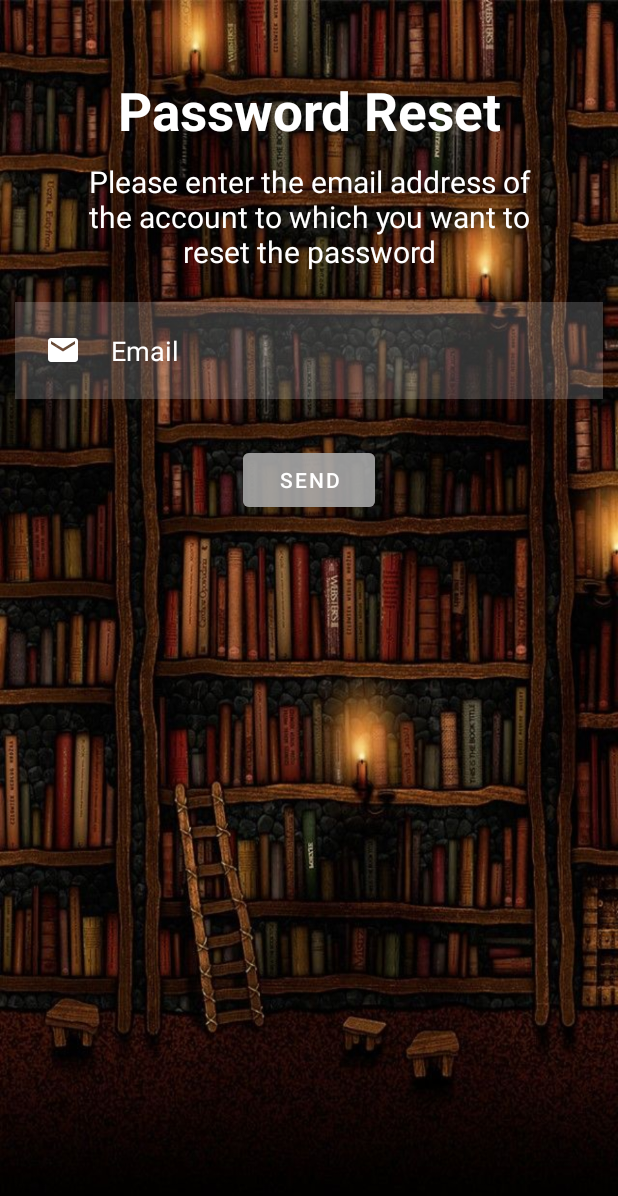
After one commit to kwojtuszek/BookApp, an Android app: the PasswordReset screen opened directly, with no data from a screen before it, on a phone screen of 412 x 824 dp. The commit adds this screen. Shown: the top 1196 px of the screen. Run offline under Robolectric (Android 15) with nearby library versions, the phone set to English and light mode, and no system bars; our stand-ins replace Firebase (no records; nobody signed in at launch, a user with empty details on screens opened directly).

Commit message:
Sixth Commit: Enable password reset using Firebase Authentication

```diff
--- /dev/null
+++ b/app/src/main/java/com/example/bookapp/PasswordReset.java
@@ -0,0 +1,62 @@
+package com.example.bookapp;
+
+import android.content.Intent;
+import android.os.Bundle;
+import android.util.Patterns;
+import android.view.View;
+import android.widget.TextView;
+import android.widget.Toast;
+
+import androidx.annotation.NonNull;
+import androidx.appcompat.app.AppCompatActivity;
+
+import com.google.android.gms.tasks.OnCompleteListener;
+import com.google.android.gms.tasks.Task;
+import com.google.android.material.button.MaterialButton;
+import com.google.firebase.auth.FirebaseAuth;
+
+public class PasswordReset extends AppCompatActivity {
+
+    private FirebaseAuth mAuth;
+
+    protected void onCreate(Bundle savedInstanceState) {
+        super.onCreate(savedInstanceState);
+        setContentView(R.layout.activity_password_reset);
+
+        MaterialButton resetbtn = findViewById(R.id.resetbtn);
+
+        TextView tvEmail = findViewById(R.id.email);
+
+        resetbtn.setOnClickListener(new View.OnClickListener() {
+            @Override
+            public void onClick(View view) {
+
+                FirebaseAuth auth = FirebaseAuth.getInstance();
+                String emailAddress = tvEmail.getText().toString();
+
+                if (!emailAddress.isEmpty()) {
+                    if (Patterns.EMAIL_ADDRESS.matcher(emailAddress).matches()) {
+                        auth.sendPasswordResetEmail(emailAddress)
+                                .addOnCompleteListener(new OnCompleteListener<Void>() {
+                                    @Override
+                                    public void onComplete(@NonNull Task<Void> task) {
+                                        if (task.isSuccessful()) {
+                                            Toast.makeText(PasswordReset.this, getString(R.string.email_sent), Toast.LENGTH_SHORT).show();
+                                            openLogin();
+                                        } else {
+                                            Toast.makeText(PasswordReset.this, getString(R.string.email_not_exist), Toast.LENGTH_SHORT).show();
+                                        }
+                                    }
+                                });
+                    } else Toast.makeText(PasswordReset.this, getString(R.string.email_valid), Toast.LENGTH_SHORT).show();
+                } else Toast.makeText(PasswordReset.this, getString(R.string.fields_req), Toast.LENGTH_SHORT).show();
+            }
+        });
+    }
+
+    // Otwarcie aktywności logowania
+    public void openLogin() {
+        Intent intent = new Intent(this, Login.class);
+        startActivity(intent);
+    }
+}
--- a/app/src/main/java/com/example/bookapp/Register.java
+++ b/app/src/main/java/com/example/bookapp/Register.java
@@ -64,6 +64,8 @@ public class Register extends AppCompatActivity {
                                     if (task.isSuccessful()) {
 
                                         if (task.getResult().isEmpty()) {
+
+                                            // Walidacja adresu email
                                             if (Patterns.EMAIL_ADDRESS.matcher(email).matches()) {
                                                 if (password.length() >= 6) {
 
--- /dev/null
+++ b/app/src/main/res/layout/activity_password_reset.xml
@@ -0,0 +1,64 @@
+<?xml version="1.0" encoding="utf-8"?>
+<RelativeLayout xmlns:android="http://schemas.android.com/apk/res/android"
+    xmlns:app="http://schemas.android.com/apk/res-auto"
+    xmlns:tools="http://schemas.android.com/tools"
+    android:layout_width="match_parent"
+    android:layout_height="match_parent"
+    android:background="@drawable/backround"
+    tools:context=".PasswordReset">
+
+    <TextView
+        android:layout_width="match_parent"
+        android:layout_height="wrap_content"
+        android:id="@+id/password_reset"
+        android:text="@string/password_reset"
+        android:textColor="@color/white"
+        android:textSize="35dp"
+        android:textStyle="bold"
+        android:layout_marginStart="50dp"
+        android:layout_marginTop="50dp"
+        android:layout_marginEnd="50dp"
+        android:layout_marginBottom="10dp"
+        android:gravity="center"/>
+
+    <TextView
+        android:id="@+id/description"
+        android:layout_width="match_parent"
+        android:layout_height="wrap_content"
+        android:layout_below="@+id/password_reset"
+        android:layout_marginStart="50dp"
+        android:layout_marginTop="0dp"
+        android:layout_marginEnd="50dp"
+        android:layout_marginBottom="10dp"
+        android:gravity="center"
+        android:text="@string/password_reset_description"
+        android:textColor="@color/white"
+        android:textSize="20dp" />
+
+    <EditText
+        android:id="@+id/email"
+        android:layout_width="match_parent"
+        android:layout_height="wrap_content"
+        android:layout_below="@id/description"
+        android:background="#30ffffff"
+        android:hint="@string/email"
+        android:textColor="@color/white"
+        android:textColorHint="@color/white"
+        android:layout_margin="10dp"
+        android:padding="20dp"
+        android:drawableLeft="@drawable/ic_baseline_email_24"
+        android:drawablePadding="20dp"
+        />
+
+    <com.google.android.material.button.MaterialButton
+        android:layout_width="wrap_content"
+        android:layout_height="wrap_content"
+        android:id="@+id/resetbtn"
+        android:layout_below="@+id/email"
+        android:text="@string/send"
+        android:backgroundTint="#AAAA"
+        android:layout_centerHorizontal="true"
+        android:layout_margin="20dp"
+        />
+
+</RelativeLayout>
--- a/app/src/main/res/values/strings.xml
+++ b/app/src/main/res/values/strings.xml
@@ -50,4 +50,10 @@
     <string name="email_exists">This email is already taken</string>
     <string name="pass_lenght">The password must be at least 6 characters long</string>
     <string name="email_valid">Enter a valid email address</string>
+    <string name="password_reset">Password Reset</string>
+    <string name="password_reset_description">Please enter the email address of the account to which you want to reset the password</string>
+    <string name="send">Send</string>
+    <string name="email_sent">Email with password reset link has been sent</string>
+    <string name="email_not_exist">The account with the specified email address does not exist</string>
+
 </resources>
--- a/app/src/main/res/values/themes.xml
+++ b/app/src/main/res/values/themes.xml
@@ -18,5 +18,11 @@
         <item name="android:textColorPrimary">@android:color/white</item>
         <item name="colorControlNormal">@color/white</item>
     </style>
+    <style name="Theme.BookApp.NoActionBar">
+        <item name="windowActionBar">false</item>
+        <item name="windowNoTitle">true</item>
+    </style>
+    <style name="Theme.BookApp.AppBarOverlay" parent="ThemeOverlay.AppCompat.Dark.ActionBar" />
+    <style name="Theme.BookApp.PopupOverlay" parent="ThemeOverlay.AppCompat.Light" />
 
 </resources>
```
Also changed, not shown: app/src/main/AndroidManifest.xml (+6 -3 lines), app/src/main/java/com/example/bookapp/Login.java (+19 -5 lines), app/src/main/java/com/example/bookapp/MainActivity.java (+1 -6 lines), 1 other file.
